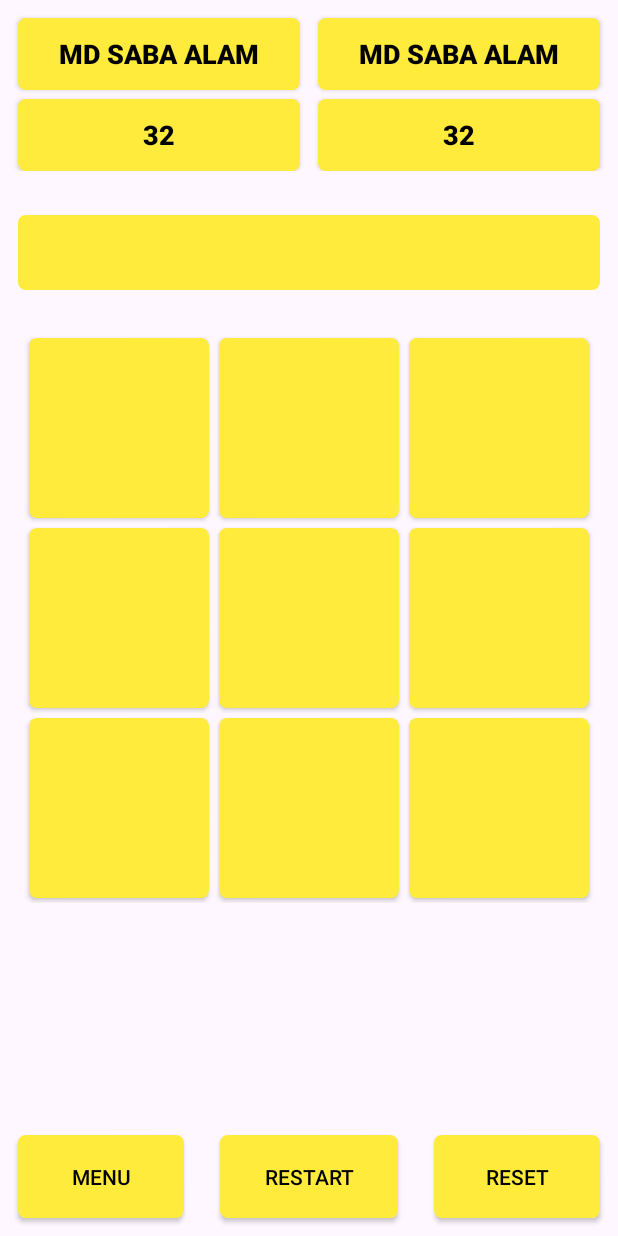
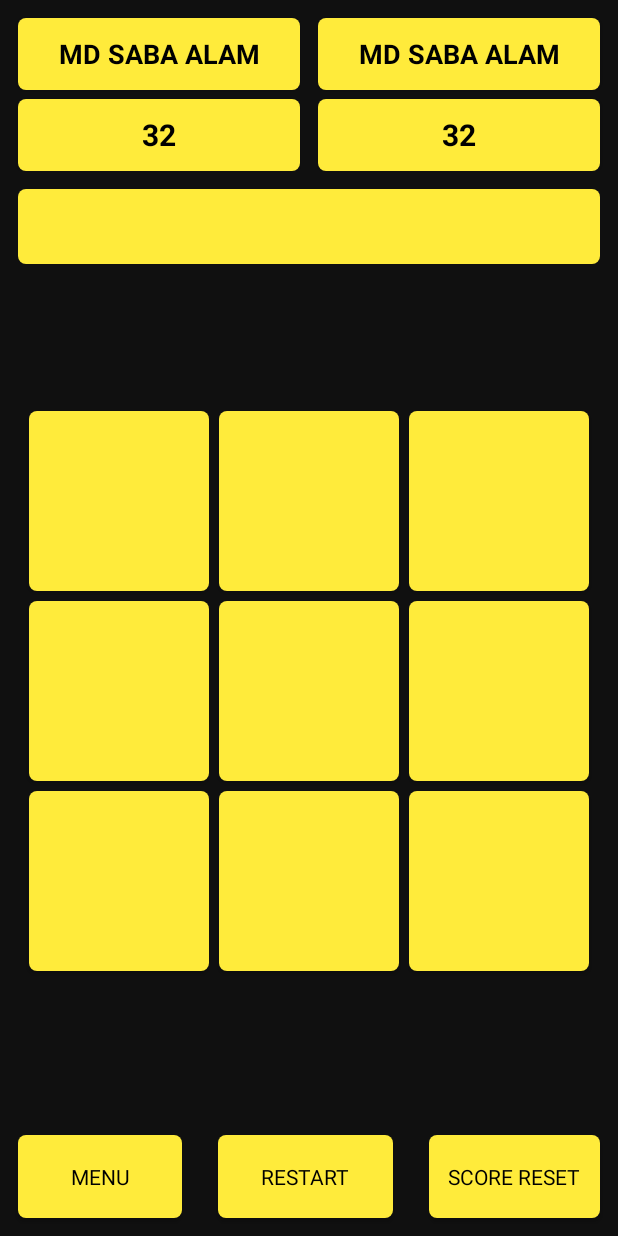
Before and after one commit to TeazyTech/TicTacToe, an Android app: the layout activity_main.xml on its own in the app's theme, with its tools: preview values and no code run, on a phone screen of 412 x 824 dp. Run offline under Robolectric (Android 15) with nearby library versions, the phone set to English and light mode, and no system bars.

Commit message:
Commit 2nd: updated with ulternet game start turn for both player, Background Music Added & Banner Ads implemented

```diff
--- a/app/build.gradle.kts
+++ b/app/build.gradle.kts
@@ -47,6 +47,7 @@ dependencies {
     implementation("androidx.appcompat:appcompat:1.6.1")
     implementation("com.google.android.material:material:1.11.0")
     implementation("androidx.constraintlayout:constraintlayout:2.1.4")
+    implementation ("com.google.android.gms:play-services-ads:22.6.0")
     testImplementation("junit:junit:4.13.2")
     androidTestImplementation("androidx.test.ext:junit:1.1.5")
     androidTestImplementation("androidx.test.espresso:espresso-core:3.5.1")
--- a/app/src/main/res/layout/activity_main.xml
+++ b/app/src/main/res/layout/activity_main.xml
@@ -9,6 +9,7 @@
     <androidx.constraintlayout.widget.ConstraintLayout
         android:layout_width="match_parent"
         android:layout_height="match_parent"
+        android:background="@color/background"
         android:orientation="vertical"
         tools:context=".MainActivity">
 
@@ -43,20 +44,19 @@
             app:layout_constraintTop_toTopOf="parent" />
 
 
-
         <TextView
             android:id="@+id/displayText"
             android:layout_width="match_parent"
             android:layout_height="wrap_content"
+            android:layout_marginTop="12dp"
             android:background="@drawable/button_shape"
             android:gravity="center_horizontal"
             android:padding="6dp"
+            android:layout_marginLeft="12dp"
+            android:layout_marginRight="12dp"
             android:textColor="@color/green"
-            android:layout_marginRight="12dp"
-            android:layout_marginLeft="12dp"
             android:textSize="28sp"
             android:textStyle="bold"
-            app:layout_constraintBottom_toTopOf="@+id/linearLayout3"
             app:layout_constraintEnd_toEndOf="parent"
             app:layout_constraintStart_toStartOf="parent"
             app:layout_constraintTop_toBottomOf="@+id/topLayout" />
@@ -99,13 +99,13 @@
                     android:layout_width="match_parent"
                     android:layout_height="wrap_content"
                     android:layout_marginLeft="12dp"
+                    android:layout_marginTop="6dp"
                     android:layout_marginRight="6dp"
-                    android:layout_marginTop="6dp"
                     android:layout_weight="1"
                     android:background="@drawable/button_shape"
                     android:padding="6dp"
                     android:textColor="@color/black"
-                    android:textSize="18sp"
+                    android:textSize="20sp"
                     android:textStyle="bold"
                     tools:text="32" />
 
@@ -137,7 +137,6 @@
                     android:id="@+id/p2Score"
                     android:layout_width="match_parent"
                     android:layout_height="wrap_content"
-
                     android:layout_marginLeft="6dp"
                     android:layout_marginTop="6dp"
                     android:layout_marginRight="12dp"
@@ -145,7 +144,7 @@
                     android:background="@drawable/button_shape"
                     android:padding="6dp"
                     android:textColor="@color/black"
-                    android:textSize="18sp"
+                    android:textSize="20sp"
                     android:textStyle="bold"
                     app:layout_constraintEnd_toEndOf="parent"
                     tools:layout_editor_absoluteY="16dp"
@@ -154,6 +153,20 @@
 
         </LinearLayout>
 
+        <com.google.android.gms.ads.AdView
+
+            android:id="@+id/adViewTop"
+            android:layout_width="wrap_content"
+            android:layout_height="wrap_content"
+            android:layout_centerVertical="true"
+            android:layout_centerHorizontal="true"
+            app:adSize="BANNER"
+            app:adUnitId="ca-app-pub-7956323291735248/5390515714"
+            app:layout_constraintBottom_toTopOf="@+id/linearLayout3"
+            app:layout_constraintEnd_toEndOf="parent"
+            app:layout_constraintStart_toStartOf="parent"
+            app:layout_constraintTop_toBottomOf="@+id/displayText"
+            app:layout_constraintVertical_bias="0.5"/>
 
         <LinearLayout
             android:id="@+id/linearLayout3"
@@ -161,10 +174,10 @@
             android:layout_height="wrap_content"
             android:layout_gravity="center"
             android:orientation="vertical"
-            app:layout_constraintBottom_toBottomOf="parent"
+            app:layout_constraintBottom_toTopOf="@+id/bottomLayout"
             app:layout_constraintEnd_toEndOf="parent"
             app:layout_constraintStart_toStartOf="parent"
-            app:layout_constraintTop_toTopOf="parent">
+            app:layout_constraintTop_toBottomOf="@+id/displayText">
 
             <LinearLayout
                 android:layout_width="match_parent"
@@ -181,7 +194,7 @@
                     android:background="@drawable/button_shape"
                     android:padding="18dp"
                     android:textColor="@color/black"
-                    android:textSize="32sp" />
+                    android:textSize="40sp" />
 
                 <androidx.appcompat.widget.AppCompatButton
                     android:id="@+id/R1C2"
@@ -192,7 +205,7 @@
                     android:background="@drawable/button_shape"
                     android:padding="18dp"
                     android:textColor="@color/black"
-                    android:textSize="32sp" />
+                    android:textSize="40sp" />
 
                 <androidx.appcompat.widget.AppCompatButton
                     android:id="@+id/R1C3"
@@ -203,7 +216,7 @@
                     android:background="@drawable/button_shape"
                     android:padding="18dp"
                     android:textColor="@color/black"
-                    android:textSize="32sp" />
+                    android:textSize="40sp" />
 
             </LinearLayout>
 
@@ -222,7 +235,7 @@
                     android:background="@drawable/button_shape"
                     android:padding="18dp"
                     android:textColor="@color/black"
-                    android:textSize="32sp" />
+                    android:textSize="40sp" />
 
                 <androidx.appcompat.widget.AppCompatButton
                     android:id="@+id/R2C2"
@@ -233,7 +246,7 @@
                     android:background="@drawable/button_shape"
                     android:padding="18dp"
                     android:textColor="@color/black"
-                    android:textSize="32sp" />
+                    android:textSize="40sp" />
 
                 <androidx.appcompat.widget.AppCompatButton
                     android:id="@+id/R2C3"
@@ -244,7 +257,7 @@
                     android:background="@drawable/button_shape"
                     android:padding="18dp"
                     android:textColor="@color/black"
-                    android:textSize="32sp" />
+                    android:textSize="40sp" />
 
             </LinearLayout>
 
@@ -264,7 +277,7 @@
                     android:background="@drawable/button_shape"
                     android:padding="18dp"
                     android:textColor="@color/black"
-                    android:textSize="32sp" />
+                    android:textSize="40sp" />
 
                 <androidx.appcompat.widget.AppCompatButton
                     android:id="@+id/R3C2"
@@ -275,7 +288,7 @@
                     android:background="@drawable/button_shape"
                     android:padding="18dp"
                     android:textColor="@color/black"
-                    android:textSize="32sp" />
+                    android:textSize="40sp" />
 
                 <androidx.appcompat.widget.AppCompatButton
                     android:id="@+id/R3C3"
@@ -286,10 +299,25 @@
                     android:background="@drawable/button_shape"
                     android:padding="18dp"
                     android:textColor="@color/black"
-                    android:textSize="32sp" />
+                    android:textSize="40sp" />
 
             </LinearLayout>
         </LinearLayout>
+
+
+        <com.google.android.gms.ads.AdView
+            android:id="@+id/adViewBottom"
+            android:layout_width="wrap_content"
+            android:layout_height="wrap_content"
+            android:layout_centerVertical="true"
+            android:layout_centerHorizontal="true"
+            app:adSize="BANNER"
+            app:adUnitId="ca-app-pub-7956323291735248/3894149959"
+            app:layout_constraintBottom_toTopOf="@+id/bottomLayout"
+            app:layout_constraintEnd_toEndOf="parent"
+            app:layout_constraintStart_toStartOf="parent"
+            app:layout_constraintTop_toBottomOf="@+id/linearLayout3"
+            app:layout_constraintVertical_bias="0.7" />
 
         <LinearLayout
             android:id="@+id/bottomLayout"
@@ -330,8 +358,11 @@
                 android:layout_margin="12dp"
                 android:layout_weight="1"
                 android:background="@drawable/button_shape"
-                android:padding="18dp"
-                android:text="RESET"
+                android:paddingTop="18dp"
+                android:paddingBottom="18dp"
+                android:paddingRight="2dp"
+                android:paddingLeft="2dp"
+                android:text="SCORE RESET"
                 android:textColor="@color/black" />
         </LinearLayout>
 
--- a/app/src/main/res/layout/fragment_menu.xml
+++ b/app/src/main/res/layout/fragment_menu.xml
@@ -145,7 +145,6 @@
                     android:padding="6dp"
                     android:track="@drawable/switch_track"
                     android:trackTintMode="screen"
-                    android:checked="true"
                     android:switchPadding="12dp"
                     android:thumb="@drawable/switch_thumb"
                     android:text="Music"
--- a/app/src/main/res/values-night/colors.xml
+++ b/app/src/main/res/values-night/colors.xml
@@ -1,6 +1,6 @@
 <?xml version="1.0" encoding="utf-8"?>
 <resources>
-    <color name="my_light_primary">#FF9800</color>
-    <color name="my_dark_primary">#FFC107</color>
-    <color name="background">#000000</color>
+    <color name="my_light_primary">#FF000000</color>
+    <color name="my_dark_primary">#000000</color>
+    <color name="background">#101010</color>
 </resources>
--- a/app/src/main/res/values-night/themes.xml
+++ b/app/src/main/res/values-night/themes.xml
@@ -2,7 +2,10 @@
     <!-- Base application theme. -->
     <style name="Base.Theme.TicTacToeGame" parent="Theme.Material3.DayNight.NoActionBar">
         <!-- Customize your dark theme here. -->
-        <item name="colorPrimary">#000000</item>
+        <item name="colorPrimaryDark">@color/my_dark_primary</item>
+        <item name="colorPrimary">@color/my_light_primary</item>
         <item name="android:textColor">@color/white</item>
+        <item name="android:fontFamily">sans-serif</item>
+        <item name="android:navigationBarColor">@color/my_dark_primary</item>
     </style>
 </resources>
--- a/app/src/main/res/values/colors.xml
+++ b/app/src/main/res/values/colors.xml
@@ -1,14 +1,14 @@
 <?xml version="1.0" encoding="utf-8"?>
 <resources>
-    <color name="my_light_primary">#FF9800</color>
-    <color name="my_dark_primary">#FFC107</color>
-    <color name="black">#FF000000</color>
+    <color name="my_light_primary">#000000</color>
+    <color name="my_dark_primary">#000000</color>
+    <color name="black">#000000</color>
     <color name="white">#FFFFFFFF</color>
     <color name="red">#FF0000</color>
     <color name="yellow">#FFEB3B</color>
     <color name="green">#4CAF50</color>
     <color name="buttonClicked">#7A6E01</color>
-    <color name="background">#FFFFFF</color>
+    <color name="background">#101010</color>
     <color name="gray">#888686</color>
 
 </resources>
--- a/app/src/main/res/values/themes.xml
+++ b/app/src/main/res/values/themes.xml
@@ -2,8 +2,11 @@
     <!-- Base application theme. -->
     <style name="Base.Theme.TicTacToe" parent="Theme.Material3.DayNight.NoActionBar">
         <!-- Customize your light theme here. -->
+        <item name="colorPrimaryDark">@color/my_dark_primary</item>
         <item name="colorPrimary">@color/my_light_primary</item>
-        <item name="android:textColor">@color/black</item>
+        <item name="android:textColor">@color/white</item>
+        <item name="android:fontFamily">sans-serif</item>
+        <item name="android:navigationBarColor">@color/my_dark_primary</item>
 
     </style>
 
```
Also changed, not shown: app/src/main/AndroidManifest.xml (+12 -5 lines), app/src/main/java/com/lunaticapps/tictactoe/MainActivity.kt (+195 -94 lines), app/src/main/java/com/lunaticapps/tictactoe/MenuFragment.java (+24 -23 lines), app/src/main/res/layout/activity_player_name.xml (+12 -4 lines).
